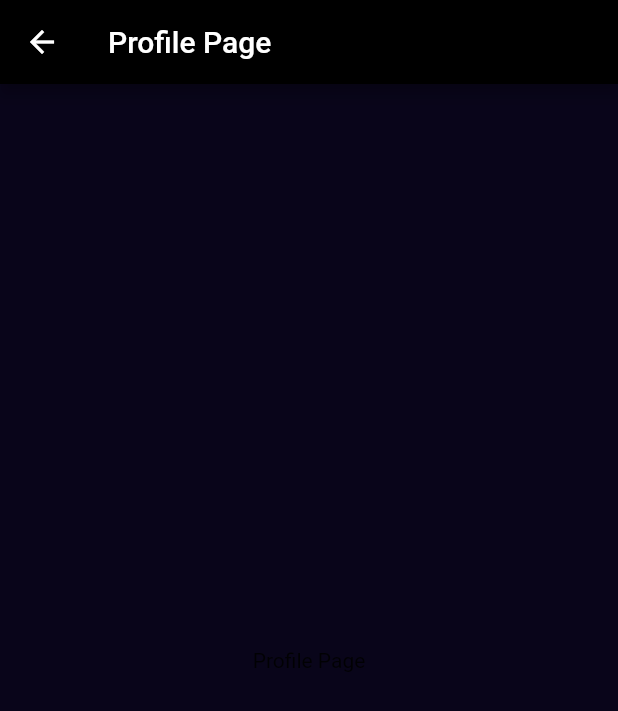
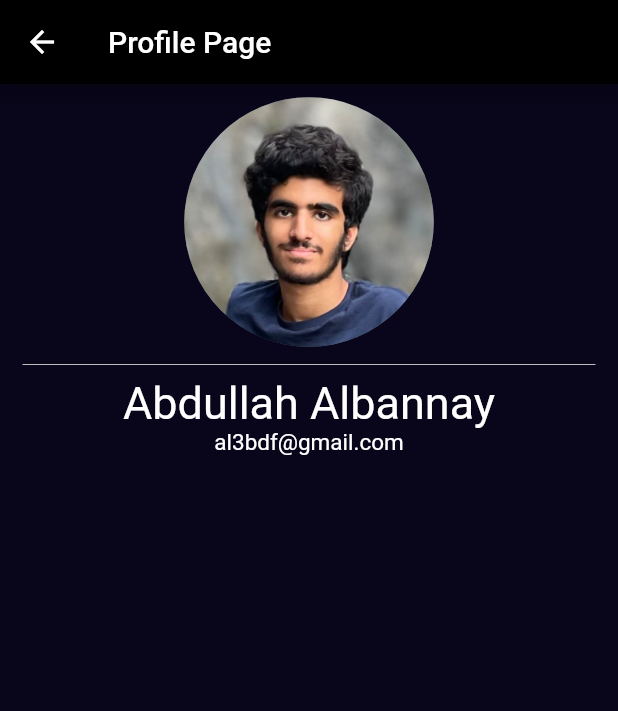
Before and after one commit to Al3bd097/final-project-flutter, a Flutter app: the ClubsView screen opened directly, in the side drawer, after a tap on "Abdullah", on a phone screen of 412 x 824 dp. Shown: the top 711 px of the screen. Run offline on Flutter 3.47's test engine with Material 2 defaults, Android fonts, the phone set to English and light mode, and no system bars; our stand-ins replace carousel_slider, flutter_chat_types, flutter_chat_ui.

Commit message:
contact us page and alert

```diff
--- a/final-project-flutter-main/final-project-flutter-main/final-project-flutter-main/final-project-flutter-main/final-project-flutter-main/finalp/lib/pages/Navigation.dart
+++ b/final-project-flutter-main/final-project-flutter-main/final-project-flutter-main/final-project-flutter-main/final-project-flutter-main/finalp/lib/pages/Navigation.dart
@@ -1,5 +1,6 @@
 import 'package:finalp/pages/Main_Page.dart';
 import 'package:finalp/pages/Profile_Page.dart';
+import 'package:finalp/pages/contactUs_page.dart';
 import 'package:flutter/material.dart';
 import 'package:flutter/src/widgets/container.dart';
 import 'package:flutter/src/widgets/framework.dart';
@@ -63,9 +64,13 @@ class NavigationDrawer extends StatelessWidget {
               onTap: () {},
             ),
             ListTile(
-              leading: const Icon(Icons.workspaces_outlined),
-              title: const Text('Workflow'),
-              onTap: () {},
+              leading: const Icon(Icons.phone_callback_outlined),
+              title: const Text('Contact us'),
+              onTap: () {
+                Navigator.pop(context);
+                Navigator.of(context).push(
+                    MaterialPageRoute(builder: (context) => const ContactUs()));
+              },
             ),
             ListTile(
               leading: const Icon(Icons.update),
--- a/final-project-flutter-main/final-project-flutter-main/final-project-flutter-main/final-project-flutter-main/final-project-flutter-main/finalp/lib/pages/Profile_Page.dart
+++ b/final-project-flutter-main/final-project-flutter-main/final-project-flutter-main/final-project-flutter-main/final-project-flutter-main/finalp/lib/pages/Profile_Page.dart
@@ -13,7 +13,35 @@ class ProfilePage extends StatelessWidget {
         title: Text("Profile Page"),
         backgroundColor: Colors.black,
       ),
-      body: Center(child: Text("Profile Page")),
+      body: Center(
+        child: Column(
+          children: [
+            Container(
+              padding: EdgeInsets.only(top: 40, bottom: 35),
+              child: Transform.scale(
+                scale: 1.6,
+                child: CircleAvatar(
+                  radius: 52,
+                  backgroundImage: AssetImage("assets/images/IMG_0409.jpeg"),
+                ),
+              ),
+            ),
+            Divider(
+              color: Colors.grey.shade400,
+              indent: 15.0,
+              endIndent: 15.0,
+            ),
+            Text(
+              "Abdullah Albannay",
+              style: TextStyle(color: Colors.white, fontSize: 30),
+            ),
+            Text(
+              "al3bdf@gmail.com",
+              style: TextStyle(color: Colors.white, fontSize: 15),
+            ),
+          ],
+        ),
+      ),
     );
   }
 }
```
Also changed, not shown: final-project-flutter-main/final-project-flutter-main/final-project-flutter-main/final-project-flutter-main/final-project-flutter-main/finalp/lib/pages/contactUs_page.dart (added, +95 -0 lines), final-project-flutter-main/final-project-flutter-main/final-project-flutter-main/final-project-flutter-main/final-project-flutter-main/finalp/assets/images/paper-airplane-icon copy.png (added).
